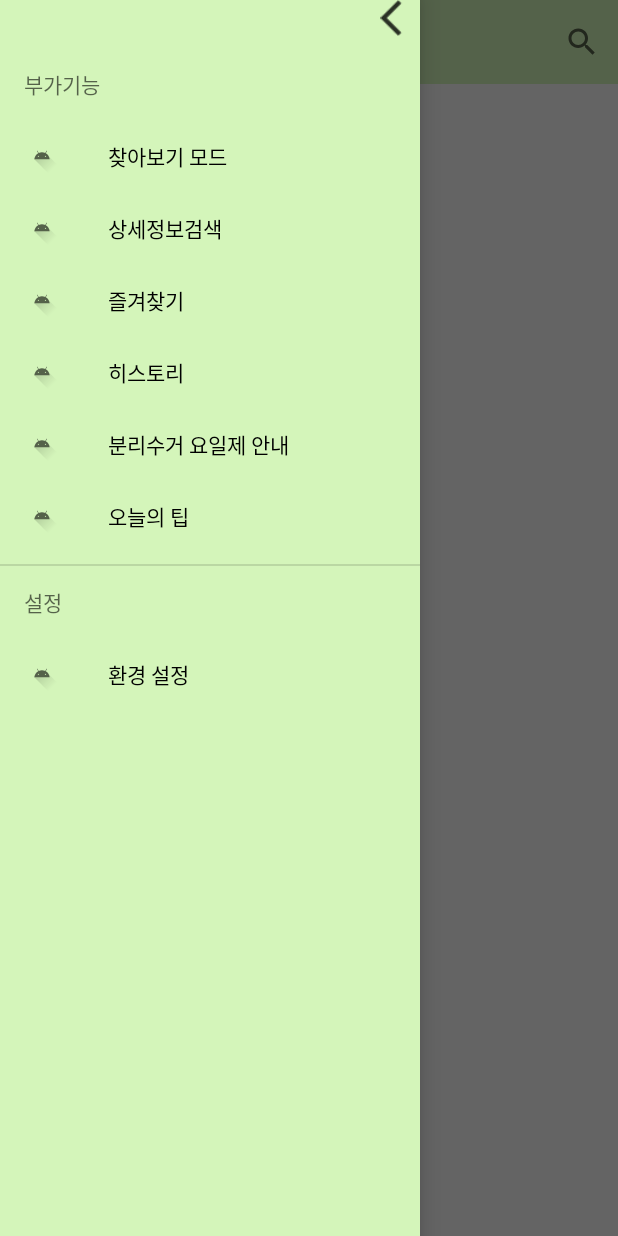
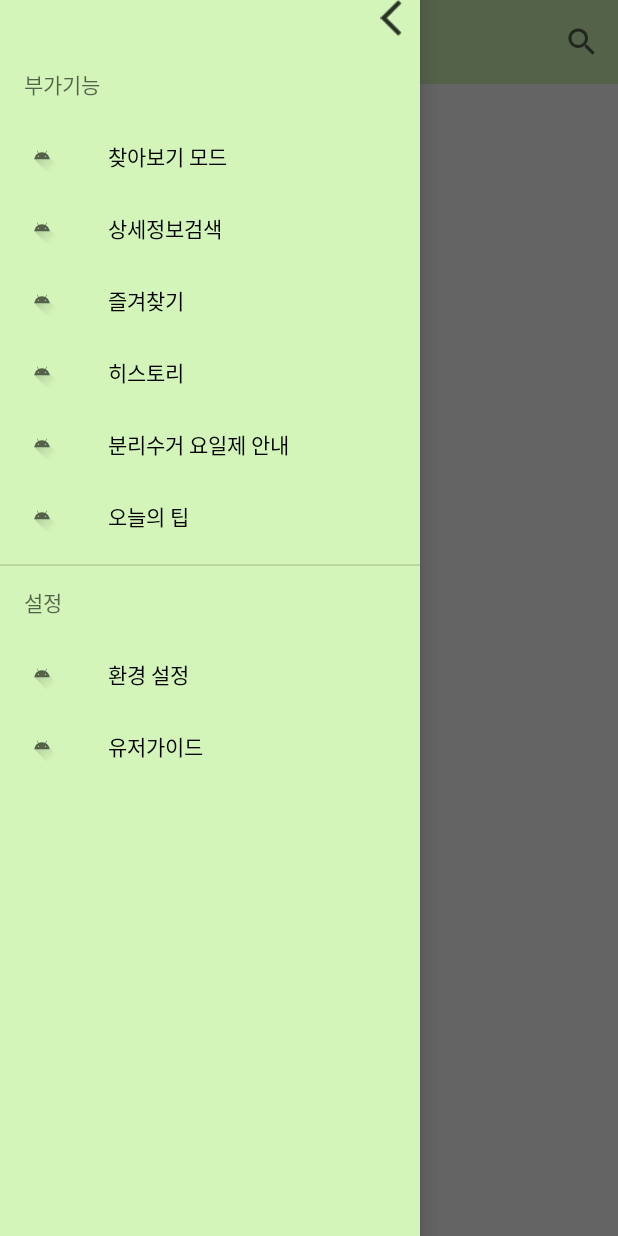
Before and after one commit to suteeee/RecycleApp, an Android app: the screen it shows after launch (MainActivity), with the side drawer open, on a phone screen of 412 x 824 dp. Run offline under Robolectric (Android 15) with nearby library versions, the phone set to English and light mode, and no system bars; our stand-ins replace Firebase (no records; nobody signed in at launch, a user with empty details on screens opened directly), Room's generated code, data binding; libraries missing offline, so code that uses them is left out: androidx.camera.core, androidx.camera.lifecycle; 17 statements that could not run were skipped.

Commit message:
유저가이드 등록

```diff
--- a/app/src/main/java/com/kt/recycleapp/java/fragment/AnnounceRecyclePageFragment.java
+++ b/app/src/main/java/com/kt/recycleapp/java/fragment/AnnounceRecyclePageFragment.java
@@ -108,15 +108,15 @@ import java.util.Set;
            ((MainActivity)getActivity()).viewModel.isPopup().setValue(false);
        }
        else{
-           act.setOnBackPressListener(null);
-           act.getSupportFragmentManager().beginTransaction().replace(R.id.small_layout1,new MainFragment()).commit();
+          // act.setOnBackPressListener(null);
+          // act.getSupportFragmentManager().beginTransaction().replace(R.id.small_layout1,new MainFragment()).commit();
        }
 
     }
 
     public void onAttach(Context context) {
         super.onAttach(context);
-        ((MainActivity)context).setOnBackPressListener(this);
+       // ((MainActivity)context).setOnBackPressListener(this);
     }
 
  }
--- a/app/src/main/java/com/kt/recycleapp/kt/activity/MainActivity.kt
+++ b/app/src/main/java/com/kt/recycleapp/kt/activity/MainActivity.kt
@@ -201,6 +201,10 @@ class MainActivity : AppCompatActivity() {
                 viewModel.selectedFragment.value = "setting"
                 fragment = AppSettingFragment()
             }
+            else if (id == R.id.userGuide) {
+                viewModel.selectedFragment.value = "userGuide"
+                fragment = UserGuideMainFragment()
+            }
 
             if (fragment != null) {
                 //프래그먼트 트랜잭션(프래그먼트 전환)
--- a/app/src/main/java/com/kt/recycleapp/kt/fragment/HistoryFragment.kt
+++ b/app/src/main/java/com/kt/recycleapp/kt/fragment/HistoryFragment.kt
@@ -3,6 +3,7 @@ package com.kt.recycleapp.kt.fragment
 import android.content.Context
 import androidx.lifecycle.ViewModelProvider
 import android.os.Bundle
+import android.provider.ContactsContract
 import android.util.Log
 import androidx.fragment.app.Fragment
 import android.view.LayoutInflater
@@ -57,7 +58,9 @@ class HistoryFragment : Fragment(),OnBackPressListener {
 
             val frg = AnnounceRecyclePageFragment()
             val bundle = Bundle()
-            bundle.putString("barcode",barcodes[it])
+            val temp = DatabaseReadModel.name[barcodes[it]]
+
+            bundle.putString("barcode", temp ?: barcodes[it])
 
             frg.arguments = bundle
             activity?.supportFragmentManager?.beginTransaction()?.replace(R.id.small_layout1,frg)?.commit()
--- a/app/src/main/java/com/kt/recycleapp/model/DatabaseReadModel.kt
+++ b/app/src/main/java/com/kt/recycleapp/model/DatabaseReadModel.kt
@@ -83,9 +83,9 @@ class DatabaseReadModel {
         var collection = db.collection("products")
         collection.get().addOnCompleteListener {
             for(doc in it.result.documents) {
-               doc.data?.forEach { res->
-                   name.put(res.key,res.value.toString())
-               }
+                if(doc.id != "복합물품"){
+                    doc.data?.forEach { res-> name.put(res.key,res.value.toString()) }
+                }
             }
             getProductName.value="finish"
         }
--- a/app/src/main/res/menu/navi_menu.xml
+++ b/app/src/main/res/menu/navi_menu.xml
@@ -46,6 +46,11 @@
                 android:icon="@drawable/ic_launcher_foreground"
                 android:title="@string/appSettingTitle"
                 />
+            <item
+                android:id="@+id/userGuide"
+                android:icon="@drawable/ic_launcher_foreground"
+                android:title="유저가이드"
+                />
         </menu>
     </item>
 </menu>
```
Also changed, not shown: app/src/main/java/com/kt/recycleapp/kt/fragment/FavoriteItemFragment.kt (+9 -6 lines).
